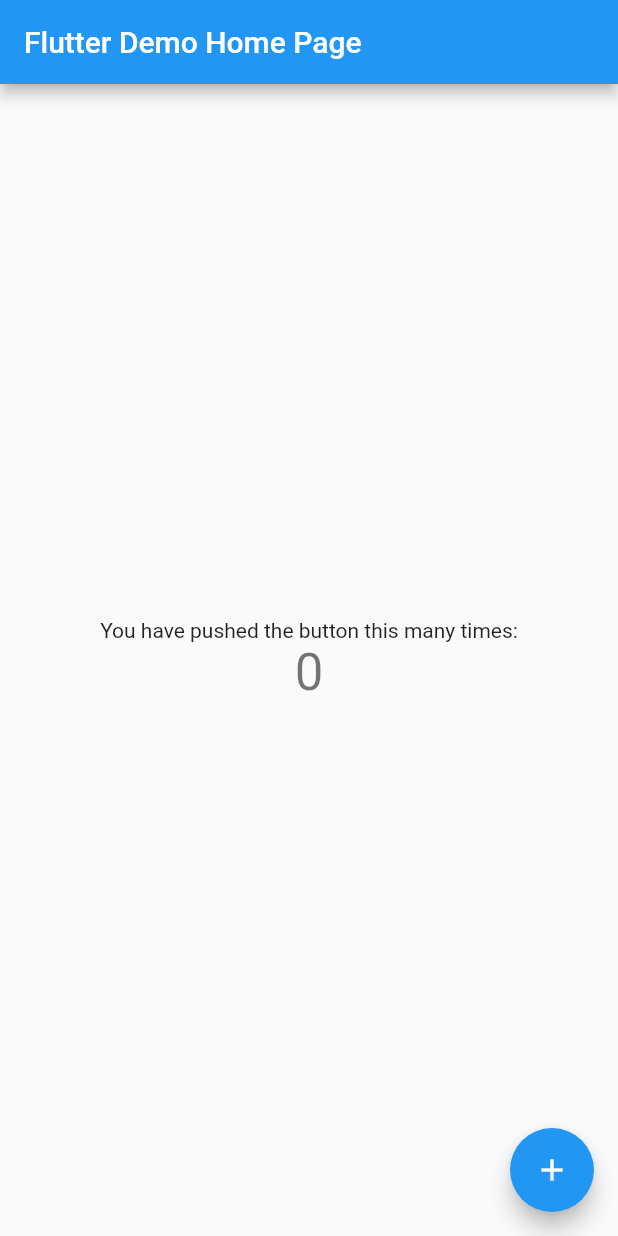
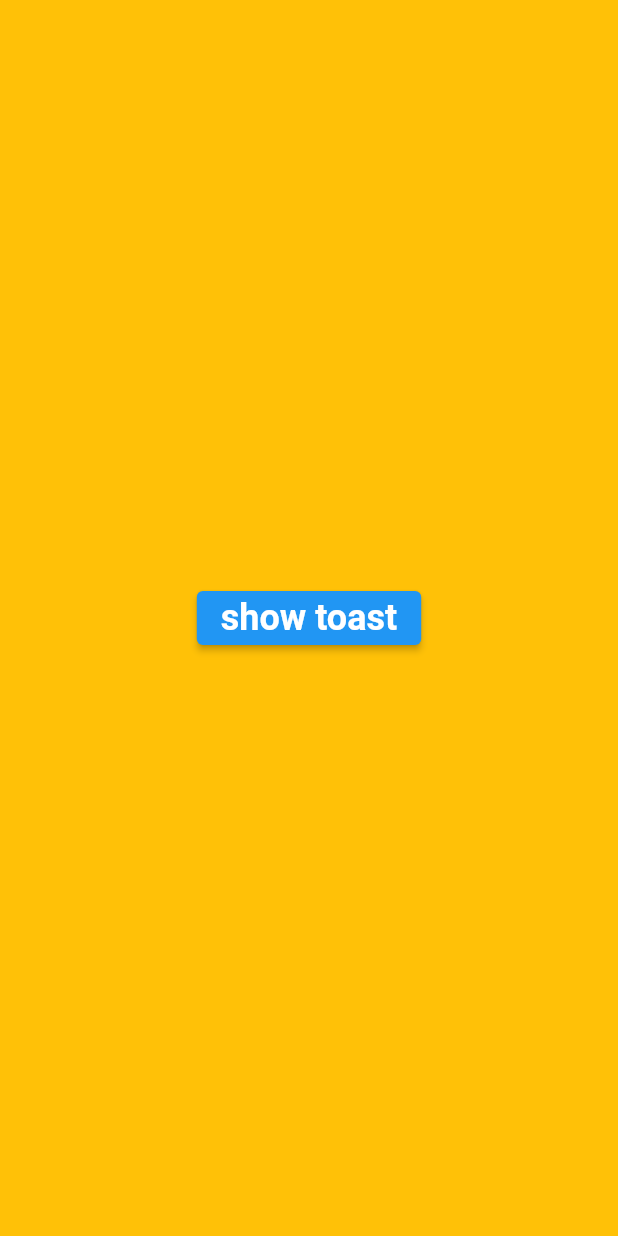
Before and after one commit to Nuri801/method_channel_flutter, a Flutter app: the screen it shows after launch, on a phone screen of 412 x 824 dp. Run offline on Flutter 3.47's test engine with Material 2 defaults, Android fonts, the phone set to English and light mode, and no system bars.

Commit message:
methodChannel working on android side.

```diff
--- a/lib/main.dart
+++ b/lib/main.dart
@@ -1,4 +1,5 @@
 import 'package:flutter/material.dart';
+import 'package:flutter/services.dart';
 
 void main() {
   runApp(const MyApp());
@@ -24,92 +25,44 @@
         // is not restarted.
         primarySwatch: Colors.blue,
       ),
-      home: const MyHomePage(title: 'Flutter Demo Home Page'),
+      home: const MyHomePage(),
     );
   }
 }
 
 class MyHomePage extends StatefulWidget {
-  const MyHomePage({super.key, required this.title});
-
-  // This widget is the home page of your application. It is stateful, meaning
-  // that it has a State object (defined below) that contains fields that affect
-  // how it looks.
-
-  // This class is the configuration for the state. It holds the values (in this
-  // case the title) provided by the parent (in this case the App widget) and
-  // used by the build method of the State. Fields in a Widget subclass are
-  // always marked "final".
-
-  final String title;
+  const MyHomePage({Key? key}) : super(key: key);
 
   @override
   State<MyHomePage> createState() => _MyHomePageState();
 }
 
 class _MyHomePageState extends State<MyHomePage> {
-  int _counter = 0;
 
-  void _incrementCounter() {
-    setState(() {
-      // This call to setState tells the Flutter framework that something has
-      // changed in this State, which causes it to rerun the build method below
-      // so that the display can reflect the updated values. If we changed
-      // _counter without calling setState(), then the build method would not be
-      // called again, and so nothing would appear to happen.
-      _counter++;
-    });
+  var channel = const MethodChannel('nurichanneltoast');
+
+  showToast() {
+    channel.invokeMethod('showToast');
   }
 
   @override
   Widget build(BuildContext context) {
-    // This method is rerun every time setState is called, for instance as done
-    // by the _incrementCounter method above.
-    //
-    // The Flutter framework has been optimized to make rerunning build methods
-    // fast, so that you can just rebuild anything that needs updating rather
-    // than having to individually change instances of widgets.
     return Scaffold(
-      appBar: AppBar(
-        // Here we take the value from the MyHomePage object that was created by
-        // the App.build method, and use it to set our appbar title.
-        title: Text(widget.title),
-      ),
-      body: Center(
-        // Center is a layout widget. It takes a single child and positions it
-        // in the middle of the parent.
-        child: Column(
-          // Column is also a layout widget. It takes a list of children and
-          // arranges them vertically. By default, it sizes itself to fit its
-          // children horizontally, and tries to be as tall as its parent.
-          //
-          // Invoke "debug painting" (press "p" in the console, choose the
-          // "Toggle Debug Paint" action from the Flutter Inspector in Android
-          // Studio, or the "Toggle Debug Paint" command in Visual Studio Code)
-          // to see the wireframe for each widget.
-          //
-          // Column has various properties to control how it sizes itself and
-          // how it positions its children. Here we use mainAxisAlignment to
-          // center the children vertically; the main axis here is the vertical
-          // axis because Columns are vertical (the cross axis would be
-          // horizontal).
-          mainAxisAlignment: MainAxisAlignment.center,
-          children: <Widget>[
-            const Text(
-              'You have pushed the button this many times:',
+      body: Container(
+        color: Colors.amber,
+        child: Center(
+          child: ElevatedButton(
+            onPressed: showToast,
+            child: const Text(
+              'show toast',
+              style: TextStyle(
+                fontSize: 24,
+                fontWeight: FontWeight.bold,
+              ),
             ),
-            Text(
-              '$_counter',
-              style: Theme.of(context).textTheme.headlineMedium,
-            ),
-          ],
+          ),
         ),
       ),
-      floatingActionButton: FloatingActionButton(
-        onPressed: _incrementCounter,
-        tooltip: 'Increment',
-        child: const Icon(Icons.add),
-      ), // This trailing comma makes auto-formatting nicer for build methods.
     );
   }
 }
```
Also changed, not shown: 1 other file.
